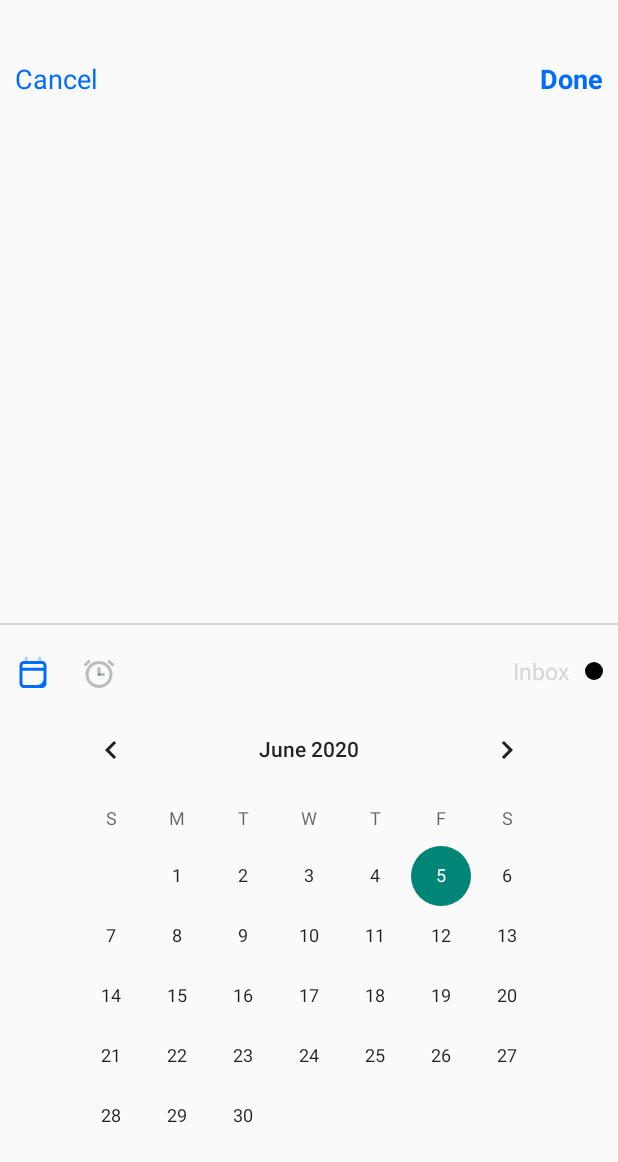
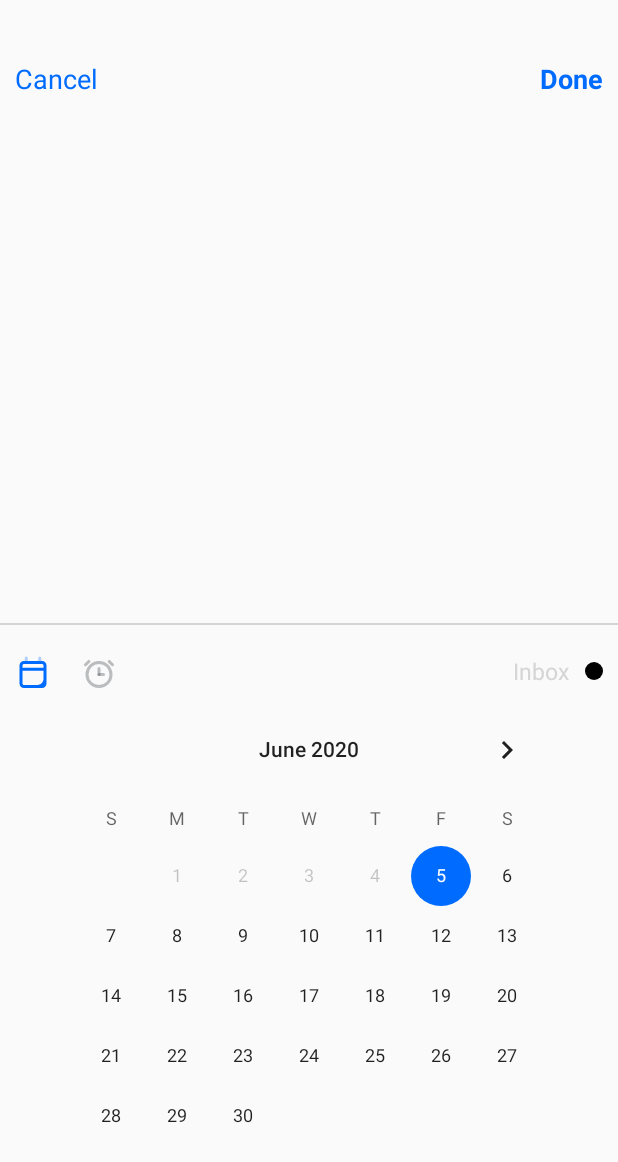
Before and after one commit to IhorYachmenov/ToDo_App, an Android app: the NewTaskActivity screen opened directly, with no data from a screen before it, after a tap on an icon or button, on a phone screen of 412 x 824 dp. Shown: the top 1162 px of the screen. Run offline under Robolectric (Android 15) with nearby library versions, the phone set to English and light mode, and no system bars.

Commit message:
Was changed style of calendar and data picker.

```diff
--- a/app/src/main/java/com/example/todoapp/view/NewTaskActivity.java
+++ b/app/src/main/java/com/example/todoapp/view/NewTaskActivity.java
@@ -1,8 +1,10 @@
 package com.example.todoapp.view;
 
 import android.content.Intent;
+import android.graphics.Color;
 import android.os.Bundle;
 import android.view.View;
+import android.widget.CalendarView;
 import android.widget.RelativeLayout;
 import android.widget.TextView;
 import android.widget.TimePicker;
@@ -29,6 +31,8 @@ public class NewTaskActivity extends AppCompatActivity {
     ConstraintLayout layoutTime;
     ConstraintLayout layoutCategory;
 
+    CalendarView calendar;
+
     @Override
     protected void onCreate(@Nullable Bundle savedInstanceState) {
         super.onCreate(savedInstanceState);
@@ -36,6 +40,10 @@ public class NewTaskActivity extends AppCompatActivity {
 
         time = findViewById(R.id.time);
         time.setIs24HourView(true);
+        calendar = findViewById(R.id.calendarView);
+        calendar.setMinDate(System.currentTimeMillis());
+
+
 
         bottomButtons();
     }
--- a/app/src/main/res/layout/layout_bottom_bar_calendar.xml
+++ b/app/src/main/res/layout/layout_bottom_bar_calendar.xml
@@ -12,6 +12,7 @@
 
 
         android:id="@+id/calendarView"
+        android:theme="@style/CalenderViewDateCustomText"
         android:layout_width="wrap_content"
         android:layout_height="wrap_content"
         app:layout_constraintEnd_toEndOf="parent"
--- a/app/src/main/res/layout/layout_bottom_bar_pick_time.xml
+++ b/app/src/main/res/layout/layout_bottom_bar_pick_time.xml
@@ -10,6 +10,7 @@
 
     <TimePicker
         android:id="@+id/time"
+
         android:layout_width="match_parent"
         android:layout_height="wrap_content"
         android:timePickerMode="spinner"
--- a/app/src/main/res/values/strings.xml
+++ b/app/src/main/res/values/strings.xml
@@ -23,6 +23,7 @@
     <string name="label_log_out_button_main_screen">You are logout is successful.</string>
     <string name="new_task_done_button">Done</string>
     <string name="new_task_cancel_button">Cancel</string>
+
 
 
     <string-array name="dummy_data" >
--- a/app/src/main/res/values/styles.xml
+++ b/app/src/main/res/values/styles.xml
@@ -15,4 +15,9 @@
         <item name="android:windowBackground">@android:color/transparent</item>
     </style>
 
+    <style name="CalenderViewDateCustomText" parent="android:TextAppearance.DeviceDefault.Small">
+        <item name="android:textColor">@color/blue</item>
+        <item name="colorAccent">@color/blue</item>
+    </style>
+
 </resources>
```
